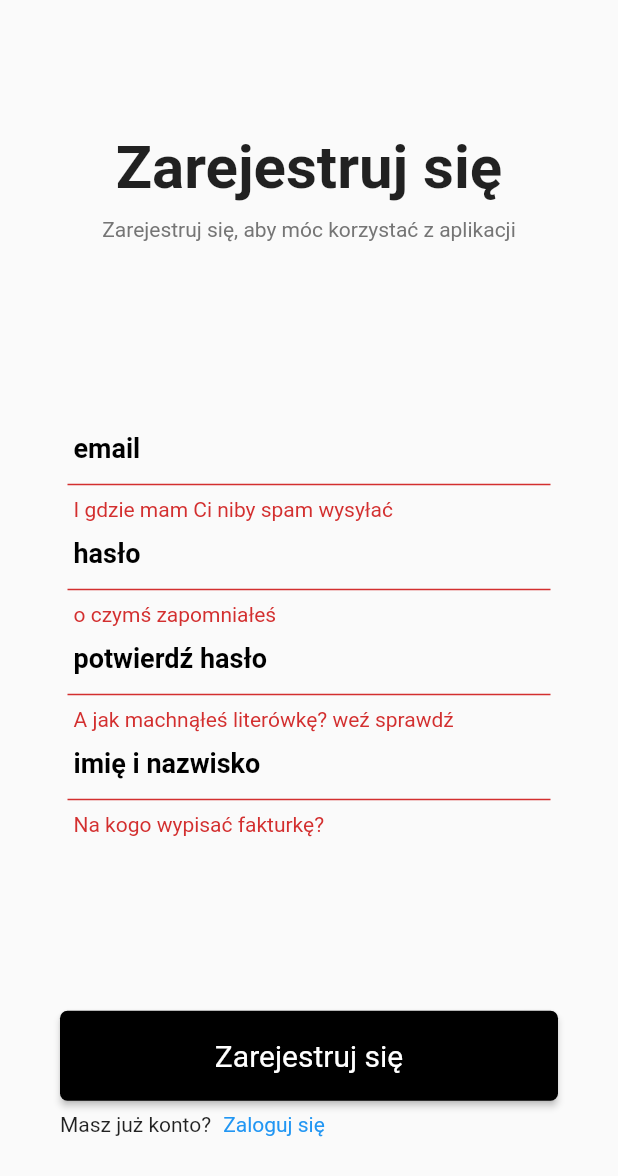
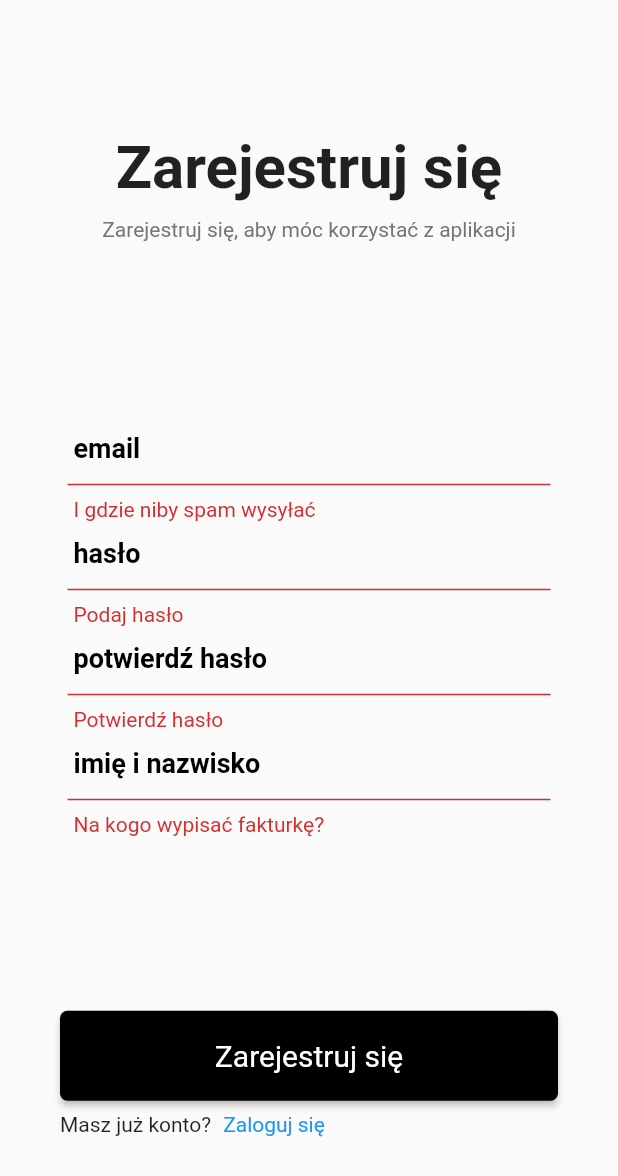
Before and after one commit to PythonProjectGroup/ticketsparty-app, a Flutter app: the RegisterScreen screen opened directly, after a tap on "Zarejestruj się", on a phone screen of 412 x 824 dp. Shown: the top 1176 px of the screen. Run offline on Flutter 3.47's test engine with Material 2 defaults, Android fonts, the phone set to English and light mode, and no system bars; our stand-ins replace bloc, equatable, flutter_bloc, flutter_secure_storage, flutter_svg, tuple; missing offline and left inert: qr_code_scanner; accounts and stored records are empty; network calls fail.

Commit message:
final commit

```diff
--- a/lib/blocs/authentication_bloc/authentication_bloc.dart
+++ b/lib/blocs/authentication_bloc/authentication_bloc.dart
@@ -16,8 +16,6 @@ class AuthenticationBloc
     if (event is AppStarted) {
       try {
         final String token = await UserRepository.getTokenAndVerify();
-        print(token);
-        print("Nie wysypało się dziwne");
         if (token != null) {
           yield AuthenticationAuthenticated(authToken: token);
         } else {
@@ -42,7 +40,6 @@ class AuthenticationBloc
       yield AuthenticationUnauthenticated();
     }
     if (event is TokenRenewed) {
-      print("auth robi stan renewenened");
       yield new AuthenticationAuthenticated(authToken: event.token);
     }
     if (event is LostAuthentication) {
--- a/lib/blocs/home_screen_bloc/bloc.dart
+++ /dev/null
@@ -1,3 +0,0 @@
-export 'home_screen_bloc.dart';
-export 'home_screen_event.dart';
-export 'home_screen_state.dart';
--- a/lib/blocs/home_screen_bloc/home_screen_bloc.dart
+++ /dev/null
@@ -1,17 +0,0 @@
-import 'dart:async';
-
-import 'package:bloc/bloc.dart';
-
-import './bloc.dart';
-
-class HomeScreenBloc extends Bloc<HomeScreenEvent, HomeScreenState> {
-  @override
-  HomeScreenState get initialState => InitialHomeScreenState();
-
-  @override
-  Stream<HomeScreenState> mapEventToState(
-    HomeScreenEvent event,
-  ) async* {
-    // TODO: Add Logic
-  }
-}
--- a/lib/blocs/home_screen_bloc/home_screen_event.dart
+++ /dev/null
@@ -1,5 +0,0 @@
-import 'package:equatable/equatable.dart';
-
-abstract class HomeScreenEvent extends Equatable {
-  const HomeScreenEvent();
-}
--- a/lib/blocs/home_screen_bloc/home_screen_state.dart
+++ /dev/null
@@ -1,10 +0,0 @@
-import 'package:equatable/equatable.dart';
-
-abstract class HomeScreenState extends Equatable {
-  const HomeScreenState();
-}
-
-class InitialHomeScreenState extends HomeScreenState {
-  @override
-  List<Object> get props => [];
-}
--- a/lib/blocs/login_bloc/login_bloc.dart
+++ b/lib/blocs/login_bloc/login_bloc.dart
@@ -48,7 +48,6 @@ class LoginBloc extends Bloc<LoginEvent, LoginState> {
 
   @override
   Future<void> close() {
-    print("ZAMYKAM LOGOWANIE DOWIDZENIA");
     return super.close();
   }
 }
--- a/lib/constraints.dart
+++ b/lib/constraints.dart
@@ -1 +1 @@
-String serverUrl = '192.168.1.8:5555';
+String serverUrl = 'ticketsparty.jschmidt.pl';
--- a/lib/main.dart
+++ b/lib/main.dart
@@ -1,6 +1,5 @@
 import 'package:flutter/material.dart';
 import 'package:flutter_bloc/flutter_bloc.dart';
-import 'package:ticketspartyapp/blocs/home_screen_bloc/home_screen_bloc.dart';
 import 'package:ticketspartyapp/ui/screens/home_screen/home_screen.dart';
 import 'package:ticketspartyapp/ui/screens/no_connection_screen/no_connection_screen.dart';
 import 'package:ticketspartyapp/ui/screens/welcome_screen.dart';
@@ -51,10 +50,7 @@ class App extends StatelessWidget {
             return SplashScreen();
           }
           if (state is AuthenticationAuthenticated) {
-            print("Przechodzę do home");
-            return BlocProvider(
-                create: (BuildContext context) => HomeScreenBloc(),
-                child: HomeScreen());
+            return HomeScreen();
           }
           if (state is AuthenticationUnauthenticated) {
             return WelcomeScreen();
--- a/lib/ui/screens/home_screen/event_tile.dart
+++ b/lib/ui/screens/home_screen/event_tile.dart
@@ -1,5 +1,6 @@
 import 'package:flutter/material.dart';
 import 'package:flutter/rendering.dart';
+import 'package:ticketspartyapp/constraints.dart';
 import 'package:ticketspartyapp/models/event.dart';
 import 'package:ticketspartyapp/ui/screens/event_screen/event_screen.dart';
 
@@ -28,7 +29,8 @@ class EventTile extends StatelessWidget {
           height: 50,
           decoration: BoxDecoration(
             image: DecorationImage(
-                image: NetworkImage(event.pictures[0]), fit: BoxFit.cover),
+                image: NetworkImage("https://" + serverUrl + event.pictures[0]),
+                fit: BoxFit.cover),
           ),
         ),
         trailing: Text(
--- a/lib/ui/screens/login_screen/login_screen.dart
+++ b/lib/ui/screens/login_screen/login_screen.dart
@@ -56,7 +56,7 @@ class _LoginScreenState extends State<LoginScreen> {
               showDialog(
                   context: context,
                   builder: (context) => new AlertDialog(
-                        title: new Text('Login error'),
+                        title: new Text('Błąd logowania'),
                         content: new Text(state.reason),
                         actions: <Widget>[
                           new GestureDetector(
@@ -128,7 +128,7 @@ class _LoginScreenState extends State<LoginScreen> {
                           obscure: false,
                           validator: (value) {
                             if (value.isEmpty) {
-                              return 'Please enter login';
+                              return 'Proszę podaj email';
                             }
                             return null;
                           },
@@ -139,7 +139,7 @@ class _LoginScreenState extends State<LoginScreen> {
                             obscure: true,
                             validator: (value) {
                               if (value.isEmpty) {
-                                return 'Please enter password';
+                                return 'Proszę podaj hasło';
                               }
                               return null;
                             }),
@@ -196,7 +196,6 @@ class _LoginScreenState extends State<LoginScreen> {
                               padding: const EdgeInsets.all(8.0),
                               child: GestureDetector(
                                 onTap: () => {
-                                  print("Jednak nei mam konta"),
                                   Navigator.pop(context),
                                   Navigator.push(
                                     context,
--- a/lib/ui/screens/register_screen/register_screen.dart
+++ b/lib/ui/screens/register_screen/register_screen.dart
@@ -65,7 +65,7 @@ class _RegisterScreenState extends State<RegisterScreen> {
               showDialog(
                   context: context,
                   builder: (context) => new AlertDialog(
-                        title: new Text('Login error'),
+                        title: new Text('Błąd rejestracji'),
                         content: new Text(state.reason),
                         actions: <Widget>[
                           new GestureDetector(
@@ -135,11 +135,11 @@ class _RegisterScreenState extends State<RegisterScreen> {
                       obscure: false,
                       validator: (value) {
                         if (value.isEmpty) {
-                          return 'I gdzie mam Ci niby spam wysyłać';
+                          return 'I gdzie niby spam wysyłać';
                         }
                         if (!Validators.isValidEmail(
                             value.toString().trim())) {
-                          return "emaila na oczy chyba żeś nie widział";
+                          return "Tak nie wygląda poprawny email";
                         }
                         return null;
                       },
@@ -150,11 +150,11 @@ class _RegisterScreenState extends State<RegisterScreen> {
                       obscure: true,
                       validator: (value) {
                         if (value.isEmpty) {
-                          return 'o czymś zapomniałeś';
+                          return 'Podaj hasło';
                         }
 
                         if (Validators.isValidPassword(value)) {
-                          return "Brutforcem w 5 minut";
+                          return "Hasło za proste";
                         }
                         return null;
                       },
@@ -165,10 +165,10 @@ class _RegisterScreenState extends State<RegisterScreen> {
                       obscure: true,
                       validator: (value) {
                         if (value.isEmpty) {
-                          return 'A jak machnąłeś literówkę? weź sprawdź';
+                          return 'Potwierdź hasło';
                         }
                         if (value != _passwordController.text) {
-                          return "Różne wpisałeś ";
+                          return "Różne te hasła ";
                         }
                         return null;
                       },
--- a/pubspec.yaml
+++ b/pubspec.yaml
@@ -14,6 +14,7 @@ dependencies:
   meta: ^1.1.8
   flutter_svg: ^0.17.4
   qr_code_scanner: ^0.0.13
+  flutter_launcher_icons: ^0.7.5
   equatable: ^1.2.0
   carousel_slider: ^2.1.0
   http: ^0.12.1
```
Also changed, not shown: lib/ui/screens/event_screen/event_screen.dart (+5 -2 lines), lib/ui/screens/home_screen/home_screen.dart (+12 -2 lines), lib/ui/screens/validation_screen/ticket_sheet.dart (+8 -11 lines), lib/utils/data_repository.dart (+15 -1 lines), lib/utils/server_connector.dart (+4 -3 lines), lib/utils/user_repository.dart (+4 -4 lines), pubspec.lock, resources/logo.png (added).
